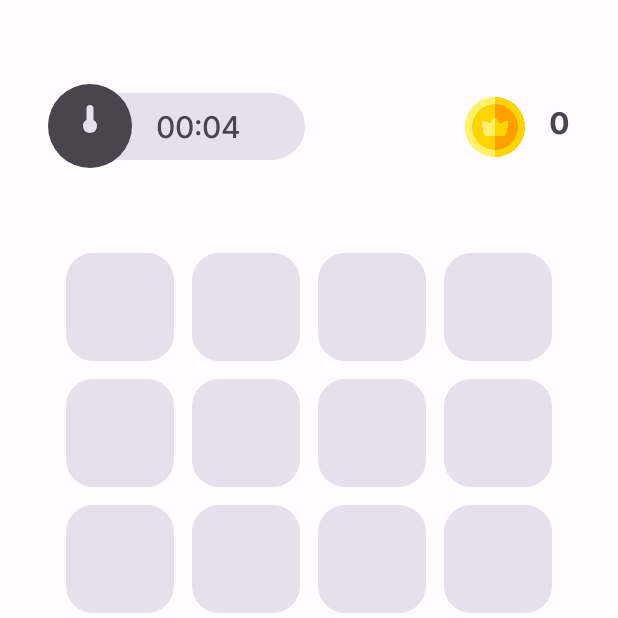
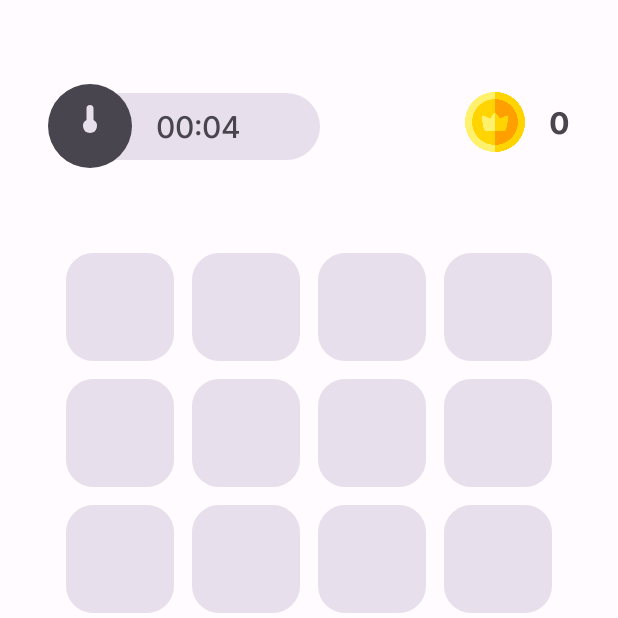
Before and after one commit to sdvkit/mega-mind-game, an Android app: the GameSceneScreen screen opened through its navigation route, on a phone screen of 412 x 824 dp, the top half of it. Run offline under Robolectric (Android 15) with nearby library versions, the phone set to English and light mode, and no system bars; 3 statements that could not run were skipped.

Commit message:
Some changes in game_screen.xml

```diff
--- a/app/src/main/res/layout-land/game_screen.xml
+++ b/app/src/main/res/layout-land/game_screen.xml
@@ -1,9 +1,14 @@
 <?xml version="1.0" encoding="utf-8"?>
-<androidx.constraintlayout.widget.ConstraintLayout xmlns:android="http://schemas.android.com/apk/res/android"
+<ScrollView
+    xmlns:android="http://schemas.android.com/apk/res/android"
     xmlns:app="http://schemas.android.com/apk/res-auto"
     android:layout_width="match_parent"
     android:layout_height="match_parent"
     xmlns:tools="http://schemas.android.com/tools">
+
+    <androidx.constraintlayout.widget.ConstraintLayout
+        android:layout_width="match_parent"
+        android:layout_height="wrap_content">
 
         <ImageView
             android:id="@+id/timerImageView"
@@ -86,3 +91,5 @@
             app:layout_constraintTop_toTopOf="parent" />
 
     </androidx.constraintlayout.widget.ConstraintLayout>
+
+</ScrollView>
--- a/app/src/main/res/layout/game_screen.xml
+++ b/app/src/main/res/layout/game_screen.xml
@@ -44,9 +44,9 @@
             android:layout_height="@dimen/coin_icon_size"
             android:layout_marginEnd="@dimen/padding_small"
             android:src="@drawable/ic_coin_512"
-            app:layout_constraintBottom_toBottomOf="@+id/timerTextView"
+            app:layout_constraintBottom_toBottomOf="@+id/coinCountTextView"
             app:layout_constraintEnd_toStartOf="@+id/coinCountTextView"
-            app:layout_constraintTop_toTopOf="@+id/timerTextView" />
+            app:layout_constraintTop_toTopOf="@+id/coinCountTextView" />
 
         <TextView
             android:id="@+id/coinCountTextView"
--- a/app/src/main/res/values/dimens.xml
+++ b/app/src/main/res/values/dimens.xml
@@ -14,7 +14,7 @@
     <dimen name="text_size_big">24sp</dimen>
     <dimen name="text_size_extra_big">28sp</dimen>
     <dimen name="max_text_width">100dp</dimen>
-    <dimen name="timer_text_width">155dp</dimen>
+    <dimen name="timer_text_width">165dp</dimen>
     <dimen name="gameplay_description_width">340dp</dimen>
 
     <!-- Icons and Images -->
@@ -28,7 +28,7 @@
     <dimen name="trophy_image_land_size">150dp</dimen>
 
     <!-- Buttons -->
-    <dimen name="play_button_width">180dp</dimen>
+    <dimen name="play_button_width">200dp</dimen>
     <dimen name="double_reward_button_width">250dp</dimen>
     <dimen name="double_reward_button_min_height">72dp</dimen>
     <dimen name="settings_button_size">32dp</dimen>
```
Lines whose indentation alone changed are shown as unchanged.
